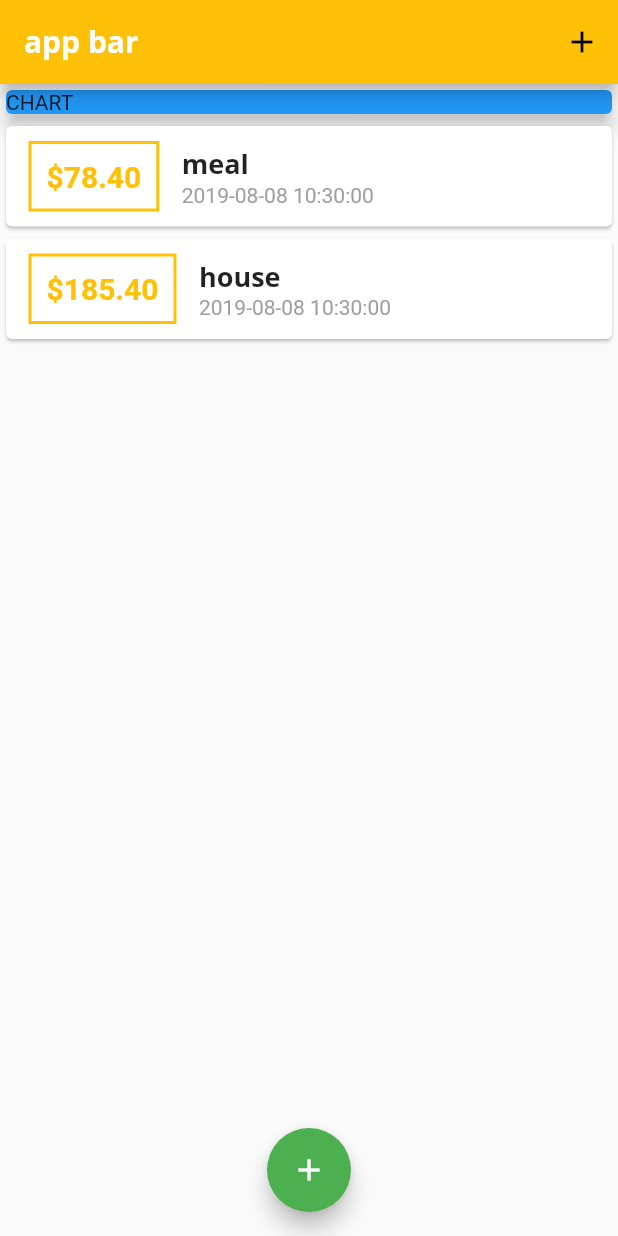
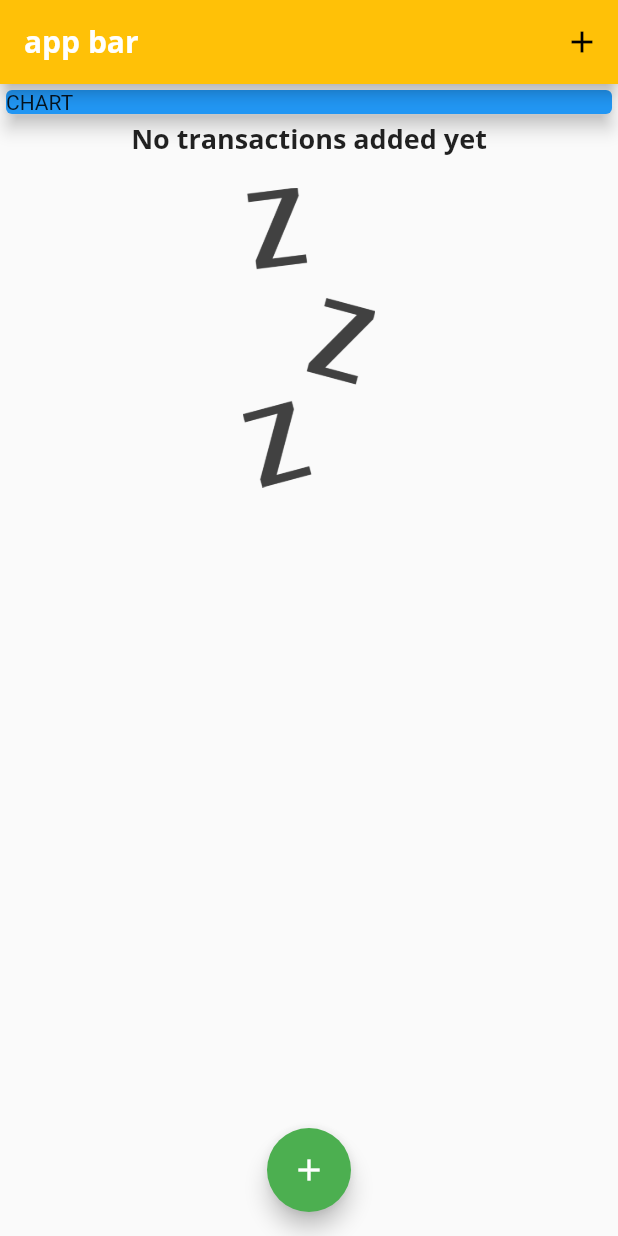
Before and after one commit to YLJ77/transaction_app, a Flutter app: the screen it shows after launch, on a phone screen of 412 x 824 dp. Run offline on Flutter 3.47's test engine with Material 2 defaults, Android fonts, the phone set to English and light mode, and no system bars.

Commit message:
add 添加图片展示

```diff
--- a/lib/main.dart
+++ b/lib/main.dart
@@ -48,6 +48,7 @@ class _MyHomePageState extends State<MyHomePage> {
   String amountInput;
 */
   final List<Transaction> _userTransactions = [
+/*
     Transaction(
         id: 't1',
         title: 'meal',
@@ -60,6 +61,7 @@ class _MyHomePageState extends State<MyHomePage> {
         amount: 185.4,
         date: DateTime.now()
     ),
+*/
   ];
   void _addTransaction(String title, double amount) {
     final newTx = Transaction(
--- a/lib/widgets/transaction_list.dart
+++ b/lib/widgets/transaction_list.dart
@@ -10,7 +10,16 @@ class TransactionList extends StatelessWidget {
     return
       Container(
         height: 300,
-        child: ListView.builder(
+        child: transactions.isEmpty ? Column(children: <Widget>[
+          Text(
+            'No transactions added yet',
+            style: Theme.of(context).textTheme.title),
+          SizedBox(height: 20,),
+          Container(
+            height: 200,
+            child: Image.asset('assets/images/waiting.png', fit: BoxFit.cover,),
+          ),
+        ], ) : ListView.builder(
           itemCount: transactions.length,
           itemBuilder: (ctx, index) {
             return Card(child: Row(children: <Widget>[
--- a/pubspec.yaml
+++ b/pubspec.yaml
@@ -42,8 +42,8 @@ flutter:
   uses-material-design: true
 
   # To add assets to your application, add an assets section, like this:
-  # assets:
-  #  - images/a_dot_burr.jpeg
+  assets:
+   - assets/images/waiting.png
   #  - images/a_dot_ham.jpeg
 
   # An image asset can refer to one or more resolution-specific "variants", see
```
Also changed, not shown: lib/widgets/chart.dart (added, +11 -0 lines), assets/images/waiting.png (added).
